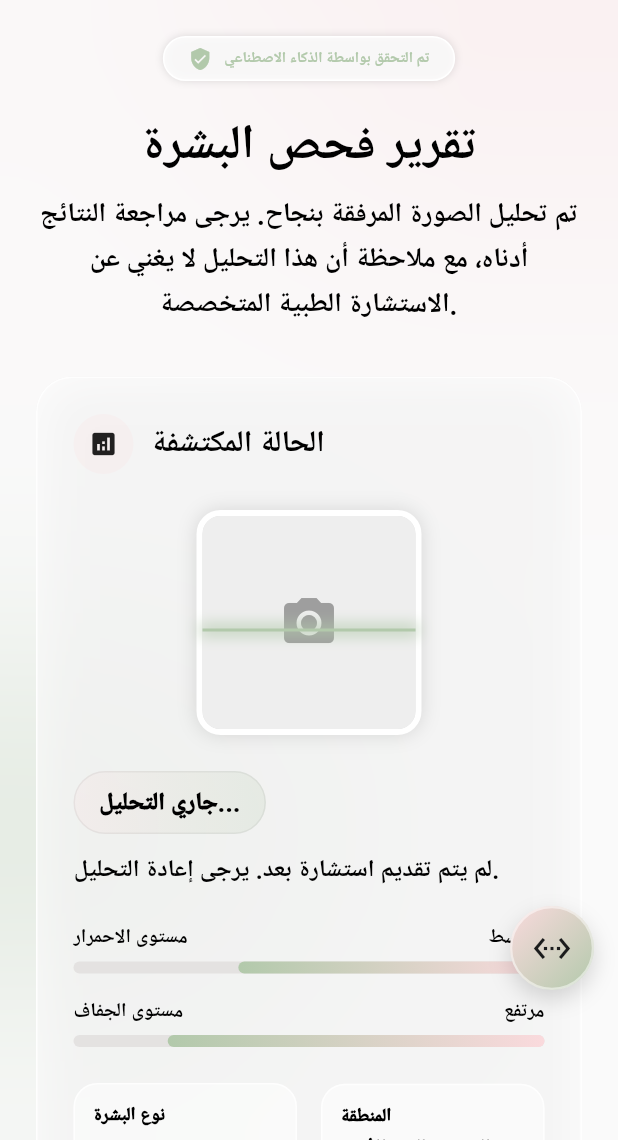
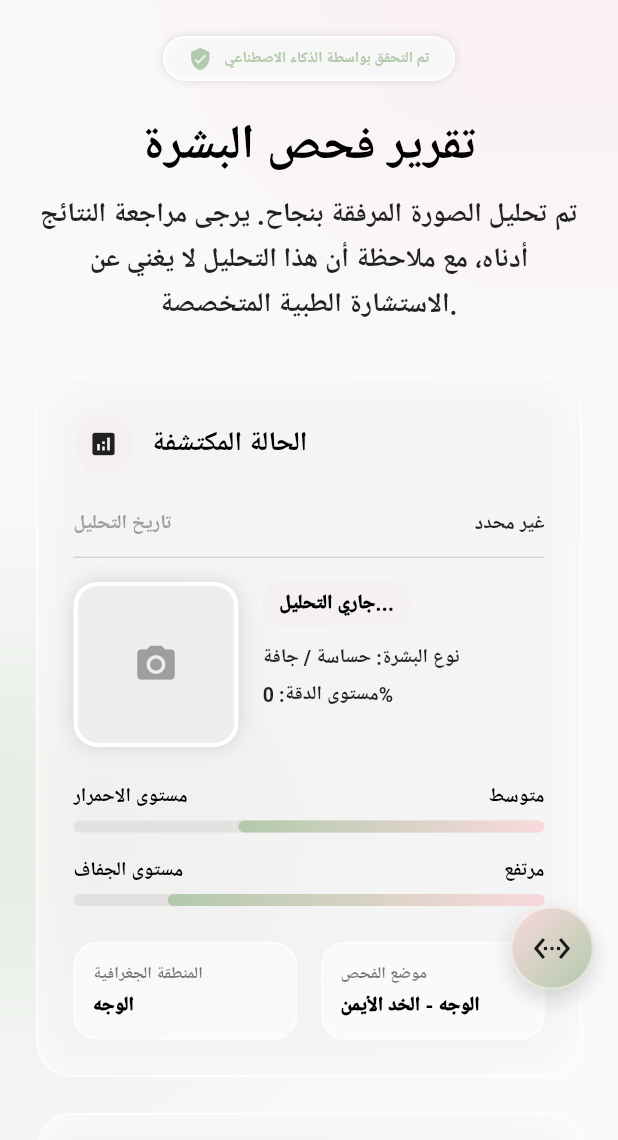
Before and after one commit to hmsathayrt1-crypto/skincare-v02, a Flutter app: the AnalysisResultScreen screen opened by its route, on a phone screen of 412 x 824 dp, the part 96-1236 px from its top. Run offline on Flutter 3.47's test engine with Material 3 defaults, Android fonts, the phone set to English and light mode, and no system bars; our stand-ins replace cached_network_image, camera, dio, flutter_riverpod, geolocator, go_router and 3 more; accounts and stored records are empty; network calls fail; Roboto replaces fonts that are missing (Cairo, Tajawal).

Commit message:
new code

```diff
--- a/lib/features/skin_analysis/screens/analysis_result_screen.dart
+++ b/lib/features/skin_analysis/screens/analysis_result_screen.dart
@@ -19,7 +19,7 @@ class AnalysisResultScreen extends StatelessWidget {
       appBar: _buildGlassAppBar(context),
       body: Stack(
         children: [
-          // 1. التوهج الخلفي (Ambient Halos)
+          // 1. التوهج الخلفي (Ambient Glows)
           Positioned(
             top: -size.height * 0.1,
             right: -size.width * 0.1,
@@ -31,14 +31,15 @@ class AnalysisResultScreen extends StatelessWidget {
             child: _buildAmbientGlow(AppTheme.greenGlow, size.width * 0.6),
           ),
 
-          // 2. المحتوى الرئيسي
+          // 2. المحتوى الرئيسي القابل للتمرير
           SafeArea(
             child: SingleChildScrollView(
+              physics: const BouncingScrollPhysics(),
               padding: const EdgeInsets.all(24.0),
               child: Column(
                 crossAxisAlignment: CrossAxisAlignment.center,
                 children: [
-                  // شارة التحقق
+                  // شارة التحقق بالذكاء الاصطناعي
                   Container(
                     padding: const EdgeInsets.symmetric(horizontal: 16, vertical: 6),
                     decoration: BoxDecoration(
@@ -64,7 +65,7 @@ class AnalysisResultScreen extends StatelessWidget {
                   ),
                   const SizedBox(height: 24),
 
-                  // العناوين
+                  // العناوين التوضيحية
                   Text(
                     "تقرير فحص البشرة",
                     style: Theme.of(context).textTheme.displayMedium?.copyWith(
@@ -77,29 +78,27 @@ class AnalysisResultScreen extends StatelessWidget {
                   Text(
                     "تم تحليل الصورة المرفقة بنجاح. يرجى مراجعة النتائج أدناه، مع ملاحظة أن هذا التحليل لا يغني عن الاستشارة الطبية المتخصصة.",
                     style: Theme.of(context).textTheme.bodyLarge?.copyWith(
-                          color: Colors.black,
+                          color: Colors.black87,
                           fontWeight: FontWeight.w600,
                         ),
                     textAlign: TextAlign.center,
                   ),
                   const SizedBox(height: 32),
 
-                  // بطاقة الحالة المكتشفة
+                  // كرت الحالة والتشخيص المطور
                   _buildGlassCard(
                     child: Column(
                       crossAxisAlignment: CrossAxisAlignment.start,
                       children: [
                         _buildSectionHeader(Icons.analytics, "الحالة المكتشفة", AppTheme.pinkGlow),
                         const SizedBox(height: 24),
-
-                        // الصورة والبيانات
                         _buildConditionDetails(context),
                       ],
                     ),
                   ),
                   const SizedBox(height: 24),
 
-                  // بطاقة الاستشارة الطبية
+                  // كرت الاستشارة الطبية المبدئية
                   _buildGlassCard(
                     child: Column(
                       crossAxisAlignment: CrossAxisAlignment.start,
@@ -112,7 +111,7 @@ class AnalysisResultScreen extends StatelessWidget {
                   ),
                   const SizedBox(height: 24),
 
-                  // بطاقة مستوى الثقة (نسبة الدقة)
+                  // كرت نسبة الثقة والدقة
                   _buildGlassCard(
                     child: Column(
                       children: [
@@ -124,8 +123,8 @@ class AnalysisResultScreen extends StatelessWidget {
                   ),
                   const SizedBox(height: 24),
 
-                  // بطاقة معلومات الطقس
-                  if (scanResult?.temperature != null || scanResult?.humidity != null || scanResult?.cityName != null)
+                  // كرت معلومات الطقس والبيئة الخارجية
+                  if (scanResult?.temperature != null || scanResult?.humidity != null || scanResult?.cityName != null) ...[
                     _buildGlassCard(
                       child: Column(
                         crossAxisAlignment: CrossAxisAlignment.start,
@@ -136,14 +135,14 @@ class AnalysisResultScreen extends StatelessWidget {
                         ],
                       ),
                     ),
-                  if (scanResult?.temperature != null || scanResult?.humidity != null || scanResult?.cityName != null)
+                    const SizedBox(height: 24),
+                  ],
+
                   const SizedBox(height: 24),
 
-                  const SizedBox(height: 48),
-
-                  // زر استشارة خبير
+                  // زر الإجراء الرئيسي
                   _buildGradientButton(context),
-                  const SizedBox(height: 80), // مساحة للـ Bottom Navigation Bar
+                  const SizedBox(height: 40),
                 ],
               ),
             ),
@@ -199,7 +198,7 @@ class AnalysisResultScreen extends StatelessWidget {
     );
   }
 
-  // حاوية البطاقة الزجاجية
+  // كرت زجاجي مرن
   Widget _buildGlassCard({required Widget child}) {
     return ClipRRect(
       borderRadius: BorderRadius.circular(24),
@@ -220,7 +219,7 @@ class AnalysisResultScreen extends StatelessWidget {
     );
   }
 
-  // ترويسة الأقسام (أيقونة + نص)
+  // ترويسة الأقسام
   Widget _buildSectionHeader(IconData icon, String title, Color color, {bool center = false}) {
     final content = Row(
       mainAxisSize: MainAxisSize.min,
@@ -232,107 +231,132 @@ class AnalysisResultScreen extends StatelessWidget {
           child: Icon(icon, color: Colors.black87, size: 20),
         ),
         const SizedBox(width: 12),
-        Text(title, style: const TextStyle(fontSize: 20, fontWeight: FontWeight.w800, color: Colors.black)),
+        Text(
+          title,
+          style: const TextStyle(fontSize: 18, fontWeight: FontWeight.w800, color: Colors.black),
+        ),
       ],
     );
     return center ? Center(child: content) : content;
   }
-// تفاصيل الحالة المكتشفة (الصورة والمقاييس)
+
+  // تفاصيل كرت النتيجة المعدل لتجنب المشاكل البصرية والـ Overflow
   Widget _buildConditionDetails(BuildContext context) {
     return Column(
       crossAxisAlignment: CrossAxisAlignment.start,
       children: [
-        // الصورة مع خط المسح الأخضر
-        Center(
-          child: Container(
-            width: 150,
-            height: 150,
+        // 1. عرض التاريخ بوضوح في الأعلى
+        Row(
+          mainAxisAlignment: MainAxisAlignment.spaceBetween,
+          children: [
+            const Text(
+              "تاريخ التحليل",
+              style: TextStyle(fontWeight: FontWeight.bold, fontSize: 13, color: Colors.grey),
+            ),
+            Text(
+              scanResult?.scanDate ?? "غير محدد",
+              style: const TextStyle(fontWeight: FontWeight.bold, fontSize: 13, color: Colors.black87),
+            ),
+          ],
+        ),
+        const SizedBox(height: 12),
+        const Divider(color: Colors.black12, height: 1),
+        const SizedBox(height: 16),
+
+        // 2. المحتوى الأفقي (الصورة + التفاصيل الجانبية)
+        Row(
+          crossAxisAlignment: CrossAxisAlignment.start,
+          children: [
+            // حاوية الصورة ذات أبعاد ثابتة مناسبة للكرت
+            Container(
+              width: 110,
+              height: 110,
               decoration: BoxDecoration(
                 borderRadius: BorderRadius.circular(16),
-              border: Border.all(color: Colors.white, width: 4),
+                border: Border.all(color: Colors.white, width: 3),
                 boxShadow: const [BoxShadow(color: Colors.black12, blurRadius: 10)],
               ),
-            child: Stack(
-              fit: StackFit.expand,
-              children: [
-               ClipRRect(
-                 borderRadius: BorderRadius.circular(12),
+              child: ClipRRect(
+                borderRadius: BorderRadius.circular(13),
                 child: scanResult?.imagePath != null && scanResult!.imagePath.isNotEmpty
                     ? Image.network(
                         scanResult!.imagePath,
                         fit: BoxFit.cover,
                         errorBuilder: (context, error, stackTrace) => Container(
                           color: Colors.grey[200],
-                            child: const Icon(Icons.image_not_supported, color: Colors.grey, size: 40),
+                          child: const Icon(Icons.image_not_supported, color: Colors.grey, size: 30),
                         ),
                       )
                     : Container(
                         color: Colors.grey[200],
-                          child: const Icon(Icons.camera_alt, color: Colors.grey, size: 40),
+                        child: const Icon(Icons.camera_alt, color: Colors.grey, size: 30),
                       ),
               ),
-                Positioned(
-                  top: 75,
-                  left: 0,
-                  right: 0,
-                  child: Container(
-                    height: 2,
-                    decoration: const BoxDecoration(
-                      color: AppTheme.greenGlow,
-                      boxShadow: [
-                        BoxShadow(
-                          color: AppTheme.greenGlow,
-                          blurRadius: 8,
-                          spreadRadius: 2
-                        )
+            ),
+            const SizedBox(width: 16),
+
+            // التفاصيل النصية بجانب الصورة (مغلفة بـ Expanded لمنع حدوث الـ Overflow والتفاف الحروف بشكل خاطئ)
+            Expanded(
+              child: Column(
+                crossAxisAlignment: CrossAxisAlignment.start,
+                children: [
+                  // التشخيص المكتشف
+                  Container(
+                    padding: const EdgeInsets.symmetric(horizontal: 10, vertical: 4),
+                    decoration: BoxDecoration(
+                      borderRadius: BorderRadius.circular(20),
+                      color: AppTheme.pinkGlow.withValues(alpha: 0.15),
+                      border: Border.all(color: AppTheme.pinkGlow.withValues(alpha: 0.1)),
+                    ),
+                    child: Text(
+                      scanResult?.condition ?? "جاري التحليل...",
+                      style: const TextStyle(
+                        fontWeight: FontWeight.w900,
+                        fontSize: 13,
+                        color: Colors.black,
+                      ),
+                      maxLines: 2,
+                      overflow: TextOverflow.ellipsis,
+                    ),
+                  ),
+                  const SizedBox(height: 12),
+
+                  // تفاصيل نوع البشرة ومستوى الدقة
+                  const Text(
+                    "نوع البشرة: حساسة / جافة",
+                    style: TextStyle(fontWeight: FontWeight.bold, fontSize: 13, color: Colors.black87),
+                  ),
+                  const SizedBox(height: 6),
+                  Text(
+                    "مستوى الدقة: ${((scanResult?.confidence ?? 0.0) * 100).toInt()}%",
+                    style: const TextStyle(fontWeight: FontWeight.bold, fontSize: 13, color: Colors.black87),
+                  ),
                 ],
               ),
             ),
-                ),
-                // <-- الخطأ كان هنا: SizedBox كان داخل الـ Stack
           ],
-            ),
-          ),
-        ),
-
-        const SizedBox(height: 24), // <-- تم نقل هذا السطر إلى هنا
-
-        // الوصف
-        Container(
-          padding: const EdgeInsets.symmetric(horizontal: 16, vertical: 8),
-          decoration: BoxDecoration(
-            borderRadius: BorderRadius.circular(50),
-            gradient: LinearGradient(colors: [AppTheme.pinkGlow.withValues(alpha: 0.2), AppTheme.greenGlow.withValues(alpha: 0.2)]),
-            border: Border.all(color: Colors.black.withValues(alpha: 0.05)),
-          ),
-          child: Text(scanResult?.condition ?? "جاري التحليل...", style: const TextStyle(fontWeight: FontWeight.w900, color: Colors.black)),
-        ),
-        const SizedBox(height: 12),
-        Text(
-          scanResult?.consultation ?? "لم يتم تقديم استشارة بعد. يرجى إعادة التحليل.",
-          style: Theme.of(context).textTheme.bodyMedium?.copyWith(fontWeight: FontWeight.w600, color: Colors.black),
         ),
         const SizedBox(height: 24),
 
-        // مؤشرات الصحة
+        // 3. مؤشرات القياس الحيوية
         _buildProgressBar("مستوى الاحمرار", "متوسط", 0.65),
         const SizedBox(height: 16),
         _buildProgressBar("مستوى الجفاف", "مرتفع", 0.80),
         const SizedBox(height: 24),
 
-        // الشبكة السفلية
+        // 4. منطقة التشخيص
         Row(
           children: [
-            Expanded(child: _buildInfoBox("نوع البشرة", "حساسة / جافة")),
+            Expanded(child: _buildInfoBox("المنطقة الجغرافية", scanResult?.cityName ?? "الوجه")),
             const SizedBox(width: 16),
-            Expanded(child: _buildInfoBox("المنطقة", "الوجه - الخد الأيمن")),
+            Expanded(child: _buildInfoBox("موضع الفحص", "الوجه - الخد الأيمن")),
           ],
         ),
       ],
     );
-  } // <-- الخطأ الثاني: تم حذف النقطة "." من النهاية
+  }
 
-  // شريط التقدم (Progress Bar)
+  // شريط التقدم المرن
   Widget _buildProgressBar(String title, String status, double percentage) {
     return Column(
       crossAxisAlignment: CrossAxisAlignment.start,
@@ -376,15 +400,25 @@ class AnalysisResultScreen extends StatelessWidget {
       child: Column(
         crossAxisAlignment: CrossAxisAlignment.start,
         children: [
-          Text(title, style: const TextStyle(fontSize: 12, fontWeight: FontWeight.w900, color: Colors.black)),
+          Text(
+            title,
+            style: const TextStyle(fontSize: 11, fontWeight: FontWeight.bold, color: Colors.black54),
+            maxLines: 1,
+            overflow: TextOverflow.ellipsis,
+          ),
           const SizedBox(height: 4),
-          Text(value, style: const TextStyle(fontSize: 14, fontWeight: FontWeight.w900, color: Colors.black)),
+          Text(
+            value,
+            style: const TextStyle(fontSize: 13, fontWeight: FontWeight.w900, color: Colors.black),
+            maxLines: 1,
+            overflow: TextOverflow.ellipsis,
+          ),
         ],
       ),
     );
   }
 
-  // تفاصيل الاستشارة الطبية
+  // الاستشارة الطبية المبدئية
   Widget _buildConsultationDetails(BuildContext context) {
     return Column(
       crossAxisAlignment: CrossAxisAlignment.start,
@@ -395,7 +429,11 @@ class AnalysisResultScreen extends StatelessWidget {
             Container(
               width: 48,
               height: 48,
-              decoration: BoxDecoration(color: Colors.white, shape: BoxShape.circle, border: Border.all(color: Colors.white)),
+              decoration: BoxDecoration(
+                color: Colors.white,
+                shape: BoxShape.circle,
+                border: Border.all(color: Colors.white),
+              ),
               child: const Icon(Icons.water_drop, color: AppTheme.greenGlow),
             ),
             const SizedBox(width: 16),
@@ -403,17 +441,20 @@ class AnalysisResultScreen extends StatelessWidget {
               child: Column(
                 crossAxisAlignment: CrossAxisAlignment.start,
                 children: [
-                  const Text("توصيات العناية الفورية", style: TextStyle(fontWeight: FontWeight.w900, fontSize: 16, color: Colors.black)),
+                  const Text(
+                    "توصيات العناية الفورية",
+                    style: TextStyle(fontWeight: FontWeight.w900, fontSize: 16, color: Colors.black),
+                  ),
                   const SizedBox(height: 12),
                   if (scanResult?.consultation != null && scanResult!.consultation!.isNotEmpty)
                     Text(
                       scanResult!.consultation!,
-                      style: const TextStyle(fontWeight: FontWeight.w800, color: Colors.black),
+                      style: const TextStyle(fontWeight: FontWeight.w800, color: Colors.black87),
                     )
                   else ...[
                     _buildListItem("التوقف عن استخدام أي منتجات تجميلية أو عطور على المنطقة المصابة."),
                     _buildListItem("استخدام مرطب طبي خالي من العطور والمواد المهيجة مرتين يومياً."),
-                    _buildListItem("تجنب التعرض المباشر لأشعة الشمس واستخدام واقي شمس مخصص."),
+                    _buildListItem("تجنب التعرض المباشر لأشعة الشمس واستخدم واقي شمس مناسب."),
                   ],
                 ],
               ),
@@ -435,7 +476,7 @@ class AnalysisResultScreen extends StatelessWidget {
               const SizedBox(height: 8),
               Text(
                 "إذا لم تتحسن الأعراض خلال 3-5 أيام، يُنصح بحجز موعد مع طبيب جلدية مختص فوراً.",
-                style: Theme.of(context).textTheme.bodyMedium?.copyWith(fontWeight: FontWeight.w800, color: Colors.black),
+                style: Theme.of(context).textTheme.bodyMedium?.copyWith(fontWeight: FontWeight.w800, color: Colors.black87),
               ),
             ],
           ),
@@ -451,13 +492,18 @@ class AnalysisResultScreen extends StatelessWidget {
         crossAxisAlignment: CrossAxisAlignment.start,
         children: [
           const Text("• ", style: TextStyle(color: AppTheme.pinkGlow, fontWeight: FontWeight.bold, fontSize: 18)),
-          Expanded(child: Text(text, style: const TextStyle(fontWeight: FontWeight.w800, color: Colors.black))),
+          Expanded(
+            child: Text(
+              text,
+              style: const TextStyle(fontWeight: FontWeight.w700, color: Colors.black87, fontSize: 13),
+            ),
+          ),
         ],
       ),
     );
   }
 
-  // دائرة مستوى الثقة
+  // مستوى الدقة (مؤشر الثقة الدائري)
   Widget _buildConfidenceOrb(BuildContext context) {
     return Column(
       children: [
@@ -467,7 +513,6 @@ class AnalysisResultScreen extends StatelessWidget {
           child: Stack(
             fit: StackFit.expand,
             children: [
-              // الظل المضيء خلف الدائرة
               Container(
                 decoration: BoxDecoration(
                   shape: BoxShape.circle,
@@ -500,13 +545,13 @@ class AnalysisResultScreen extends StatelessWidget {
         Text(
           "يعتمد مستوى الثقة على وضوح الصورة ومدى تطابق الأعراض مع قاعدة البيانات الطبية الخاصة بنا.",
           textAlign: TextAlign.center,
-          style: Theme.of(context).textTheme.bodyMedium?.copyWith(fontWeight: FontWeight.w600, color: Colors.black),
+          style: Theme.of(context).textTheme.bodyMedium?.copyWith(fontWeight: FontWeight.w600, color: Colors.black87),
         ),
       ],
     );
   }
 
-  // زر الإجراء الرئيسي
+  // زر استشارة خبير
   Widget _buildGradientButton(BuildContext context) {
     return Container(
       decoration: BoxDecoration(
@@ -531,7 +576,7 @@ class AnalysisResultScreen extends StatelessWidget {
                   style: Theme.of(context).textTheme.titleLarge?.copyWith(color: Colors.black, fontWeight: FontWeight.w900),
                 ),
                 const SizedBox(width: 12),
-                const Icon(Icons.arrow_back, color: Colors.black, size: 24), // السهم لليسار في RTL
+                const Icon(Icons.arrow_back, color: Colors.black, size: 24), // متوافق مع الاتجاه العربي RTL
               ],
             ),
           ),
@@ -540,7 +585,7 @@ class AnalysisResultScreen extends StatelessWidget {
     );
   }
 
-  // تفاصيل الطقس
+  // كرت تفاصيل الطقس
   Widget _buildWeatherDetails(BuildContext context) {
     return Row(
       children: [
@@ -549,7 +594,7 @@ class AnalysisResultScreen extends StatelessWidget {
         if (scanResult?.cityName != null && (scanResult?.temperature != null || scanResult?.humidity != null))
           const SizedBox(width: 16),
         if (scanResult?.temperature != null)
-          Expanded(child: _buildInfoBox("درجة الحرارة", "${scanResult!.temperature!.toStringAsFixed(1)}°")),
+          Expanded(child: _buildInfoBox("الحرارة", "${scanResult!.temperature!.toStringAsFixed(1)}°")),
         if (scanResult?.temperature != null && scanResult?.humidity != null)
           const SizedBox(width: 16),
         if (scanResult?.humidity != null)
@@ -558,7 +603,7 @@ class AnalysisResultScreen extends StatelessWidget {
     );
   }
 
-  // التوهج الخلفي
+  // الهالات المضيئة الخلفية
   Widget _buildAmbientGlow(Color color, double size) {
     return Container(
       width: size,
```
Lines whose indentation alone changed are shown as unchanged.
